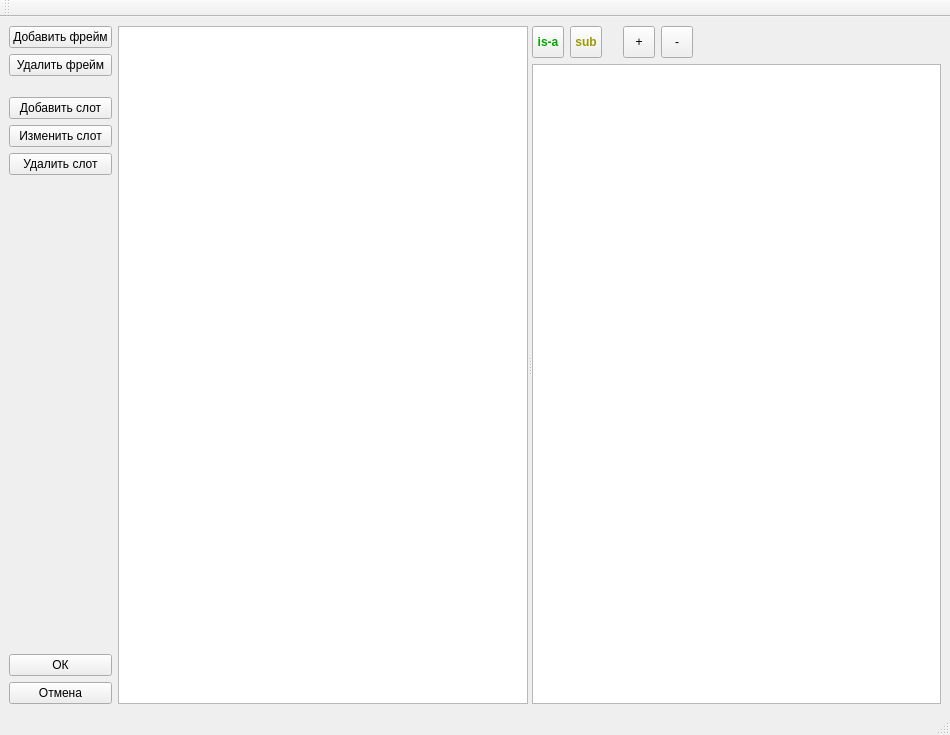
vinni-au/nya-cats, file ui/kbeditorwindow.ui: the form before one commit.
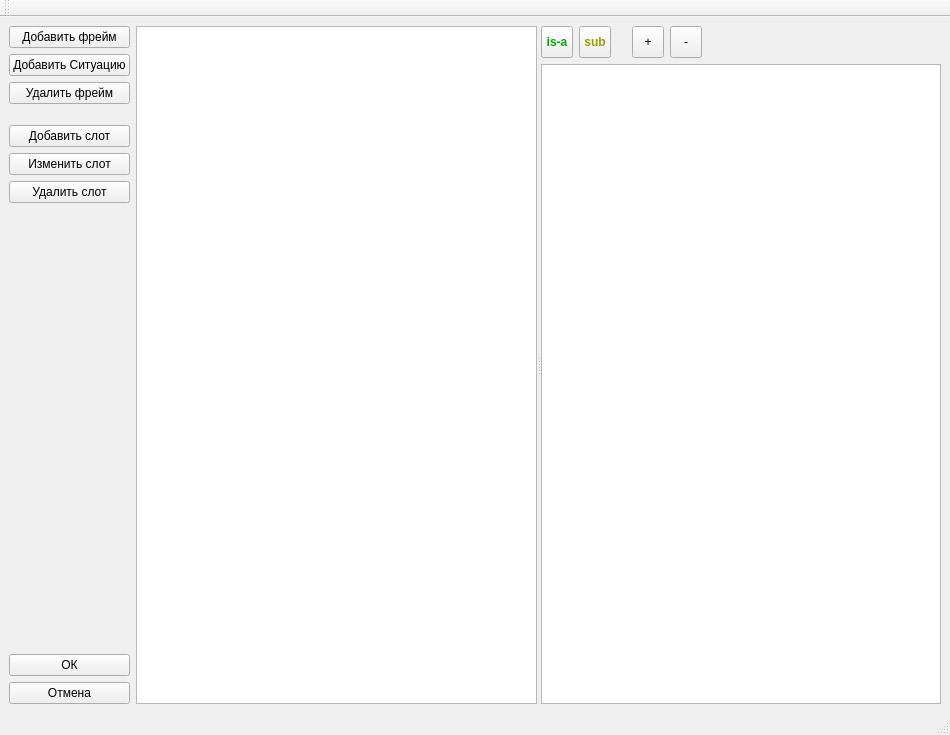
The form after the commit. Icons and pictures are not drawn. Custom widgets are drawn as their Qt base class.

The edit to the form file:
```diff
--- a/ui/kbeditorwindow.ui
+++ b/ui/kbeditorwindow.ui
@@ -27,6 +27,13 @@
         </property>
        </widget>
       </item>
+      <item>
+       <widget class="QPushButton" name="btnAddFrameSituation">
+        <property name="text">
+         <string>Добавить Ситуацию</string>
+        </property>
+       </widget>
+      </item>
       <item>
        <widget class="QPushButton" name="btnDeleteFrame">
         <property name="text">
```
